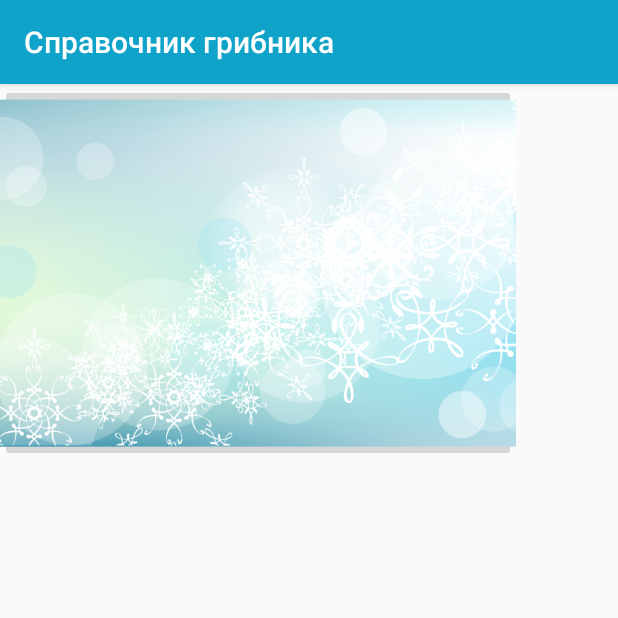
After one commit to iVariant/MushroomHandbook, an Android app: the SeasonsActivity screen opened directly, with no data from a screen before it, on a phone screen of 412 x 824 dp, the top half of it. The commit adds this screen. Run offline under Robolectric (Android 15) with nearby library versions, the phone set to English and light mode, and no system bars.

Commit message:
Add new activites and menu for main_activity.

```diff
--- a/app/src/main/AndroidManifest.xml
+++ b/app/src/main/AndroidManifest.xml
@@ -16,6 +16,11 @@
                 <category android:name="android.intent.category.LAUNCHER" />
             </intent-filter>
         </activity>
+        <activity android:name=".SeasonsActivity" />
+        <activity android:name=".FavoritesActivity" />
+        <activity android:name=".MushroomsActivity" />
+        <activity android:name=".BerriesActivity" />
+        <activity android:name=".PlantsActivity"></activity>
     </application>
 
 </manifest>
--- /dev/null
+++ b/app/src/main/java/com/example/ixvar/mushroomhandbook/SeasonsActivity.java
@@ -0,0 +1,13 @@
+package com.example.ixvar.mushroomhandbook;
+
+import android.support.v7.app.AppCompatActivity;
+import android.os.Bundle;
+
+public class SeasonsActivity extends AppCompatActivity {
+
+    @Override
+    protected void onCreate(Bundle savedInstanceState) {
+        super.onCreate(savedInstanceState);
+        setContentView(R.layout.activity_seasons);
+    }
+}
--- /dev/null
+++ b/app/src/main/res/layout/activity_seasons.xml
@@ -0,0 +1,16 @@
+<?xml version="1.0" encoding="utf-8"?>
+<android.support.constraint.ConstraintLayout xmlns:android="http://schemas.android.com/apk/res/android"
+    xmlns:app="http://schemas.android.com/apk/res-auto"
+    xmlns:tools="http://schemas.android.com/tools"
+    android:layout_width="match_parent"
+    android:layout_height="match_parent"
+    tools:context="com.example.ixvar.mushroomhandbook.SeasonsActivity">
+
+    <ImageButton
+        android:id="@+id/imageButton"
+        android:layout_width="344dp"
+        android:layout_height="0dp"
+        app:srcCompat="@drawable/winter"
+        tools:layout_editor_absoluteX="8dp"
+        tools:layout_editor_absoluteY="8dp" />
+</android.support.constraint.ConstraintLayout>
--- a/app/src/main/res/values/strings.xml
+++ b/app/src/main/res/values/strings.xml
@@ -5,4 +5,7 @@
     <string name="buttonMushrooms">Грибы</string>
     <string name="buttonPlants">Растения</string>
     <string name="buttonFavorites">Избранное</string>
+    <string name="menu_about">О программе</string>
+    <string name="menu_close">Закрыть</string>
+    <string name="menu_text">Справочник грибника 1.0\nАвторские права (С) 2017\nСвободное распространение\nРазработал: Аксенчик Вадим\nEmail:ix.variant@gmail.com</string>
 </resources>
```
Also changed, not shown: app/src/main/java/com/example/ixvar/mushroomhandbook/BerriesActivity.java (added, +13 -0 lines), app/src/main/java/com/example/ixvar/mushroomhandbook/FavoritesActivity.java (added, +13 -0 lines), app/src/main/java/com/example/ixvar/mushroomhandbook/MainActivity.java (+59 -0 lines), app/src/main/java/com/example/ixvar/mushroomhandbook/MushroomsActivity.java (added, +13 -0 lines), app/src/main/java/com/example/ixvar/mushroomhandbook/PlantsActivity.java (added, +13 -0 lines), app/src/main/res/drawable/ic_spider_menu.xml (added, +16 -0 lines), app/src/main/res/layout/activity_berries.xml (added, +9 -0 lines), app/src/main/res/layout/activity_favorites.xml (added, +9 -0 lines), app/src/main/res/layout/activity_main.xml (+6 -1 lines), app/src/main/res/layout/activity_mushrooms.xml (added, +9 -0 lines), app/src/main/res/layout/activity_plants.xml (added, +9 -0 lines), app/src/main/res/menu/main_menu.xml (added, +7 -0 lines), app/src/main/res/drawable-xhdpi/winter.png (added), app/src/main/res/drawable-xxhdpi/winter.png (added), 1 more files, 1 other file.
